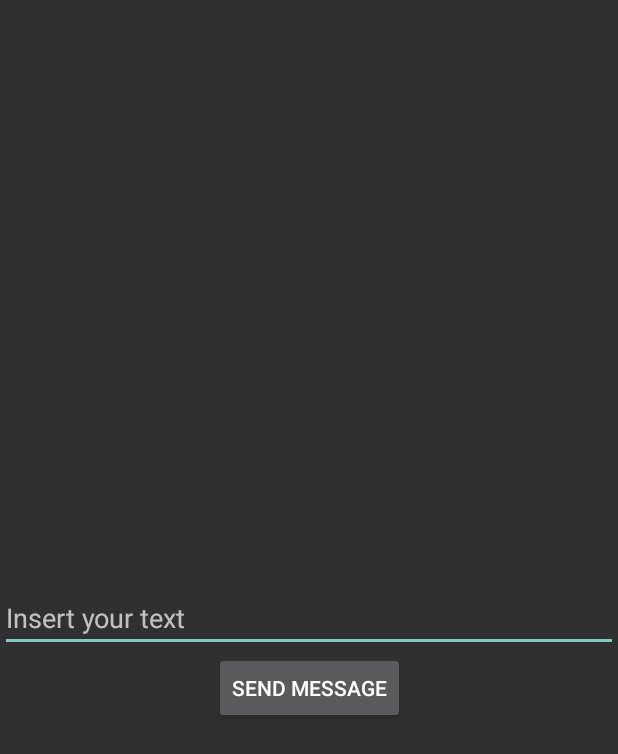
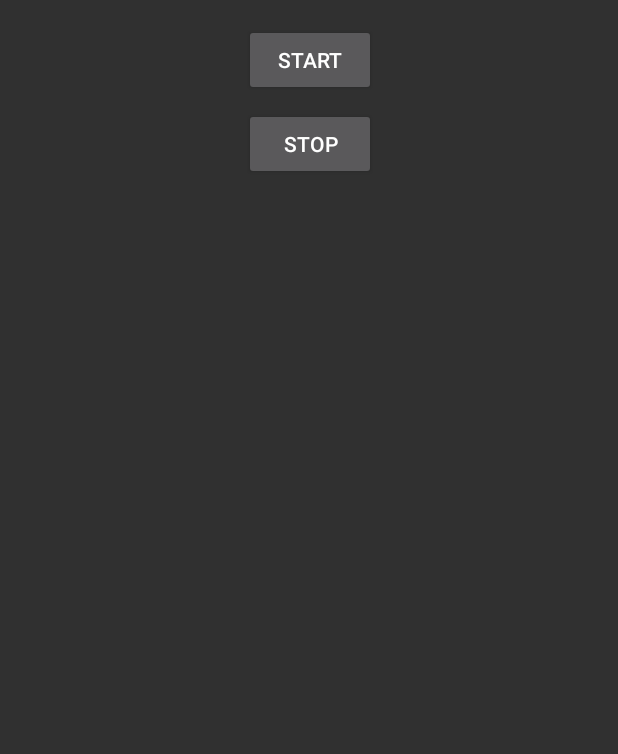
Before and after one commit to jjhernandez-usj/MasterTSA, an Android app: the layout activity_main.xml on its own in the app's theme, with its tools: preview values and no code run, on a phone screen of 412 x 824 dp. Shown: the top 754 px of the screen. Run offline under Robolectric (Android 15) with nearby library versions, the phone set to English and light mode, and no system bars.

Commit message:
402 finished

```diff
--- a/app/src/main/res/layout/activity_main.xml
+++ b/app/src/main/res/layout/activity_main.xml
@@ -6,23 +6,39 @@
     android:layout_width="match_parent"
     android:layout_height="match_parent"
     tools:context=".MainActivity">
-    <EditText
-        android:id="@+id/etMessage"
-        android:layout_width="0dp"
-        android:layout_height="wrap_content"
-        android:ems="10"
-        android:hint="@string/insert_your_message"
-        android:inputType="textPersonName"
-        app:layout_constraintBottom_toBottomOf="parent"
-        app:layout_constraintEnd_toEndOf="parent"
-        app:layout_constraintStart_toStartOf="parent"
-        app:layout_constraintTop_toTopOf="parent" />
-    <Button
-        android:id="@+id/btnSendMessage"
+    <TextView
+        android:id="@+id/tv1"
         android:layout_width="wrap_content"
         android:layout_height="wrap_content"
-        android:text="@string/send_message"
-        app:layout_constraintEnd_toEndOf="parent"
-        app:layout_constraintStart_toStartOf="parent"
-        app:layout_constraintTop_toBottomOf="@+id/etMessage" />
+        android:layout_marginTop="8dp"
+        android:textAlignment="center"
+        android:textSize="24sp"
+        app:layout_constraintBottom_toBottomOf="parent"
+        app:layout_constraintEnd_toEndOf="@+id/btnStop"
+        app:layout_constraintHorizontal_bias="0.491"
+        app:layout_constraintLeft_toLeftOf="parent"
+        app:layout_constraintRight_toRightOf="parent"
+        app:layout_constraintStart_toStartOf="@+id/btnStop"
+        app:layout_constraintTop_toBottomOf="@+id/btnStop" />
+    <Button
+        android:id="@+id/btnStop"
+        android:layout_width="wrap_content"
+        android:layout_height="wrap_content"
+        android:layout_marginTop="8dp"
+        android:text="@string/stop"
+        app:layout_constraintEnd_toEndOf="@+id/btnPrintTimestamp"
+        app:layout_constraintLeft_toLeftOf="parent"
+        app:layout_constraintRight_toRightOf="parent"
+        app:layout_constraintStart_toStartOf="@+id/btnPrintTimestamp"
+        app:layout_constraintTop_toBottomOf="@+id/btnPrintTimestamp" />
+    <Button
+        android:id="@+id/btnPrintTimestamp"
+        android:layout_width="wrap_content"
+        android:layout_height="wrap_content"
+        android:layout_marginTop="16dp"
+        android:text="@string/start"
+        app:layout_constraintHorizontal_bias="0.502"
+        app:layout_constraintLeft_toLeftOf="parent"
+        app:layout_constraintRight_toRightOf="parent"
+        app:layout_constraintTop_toTopOf="parent" />
 </androidx.constraintlayout.widget.ConstraintLayout>
--- a/app/src/main/res/values/strings.xml
+++ b/app/src/main/res/values/strings.xml
@@ -1,6 +1,5 @@
 <resources>
     <string name="app_name">MasterTSA</string>
-    <string name="title_activity_maps">MapsActivity</string>
-    <string name="insert_your_message">Insert your text</string>
-    <string name="send_message">Send message</string>
+    <string name="stop">Stop</string>
+    <string name="start">Start</string>
 </resources>
```
Also changed, not shown: app/src/main/AndroidManifest.xml (+9 -6 lines), app/src/main/java/es/usj/jjhernandez/mastertsa/MainActivity.kt (+56 -23 lines), app/src/main/java/es/usj/jjhernandez/mastertsa/services/BoundedService.kt (added, +66 -0 lines), app/src/main/java/es/usj/jjhernandez/mastertsa/services/DelayedMessageService.kt (deleted, +0 -26 lines).
